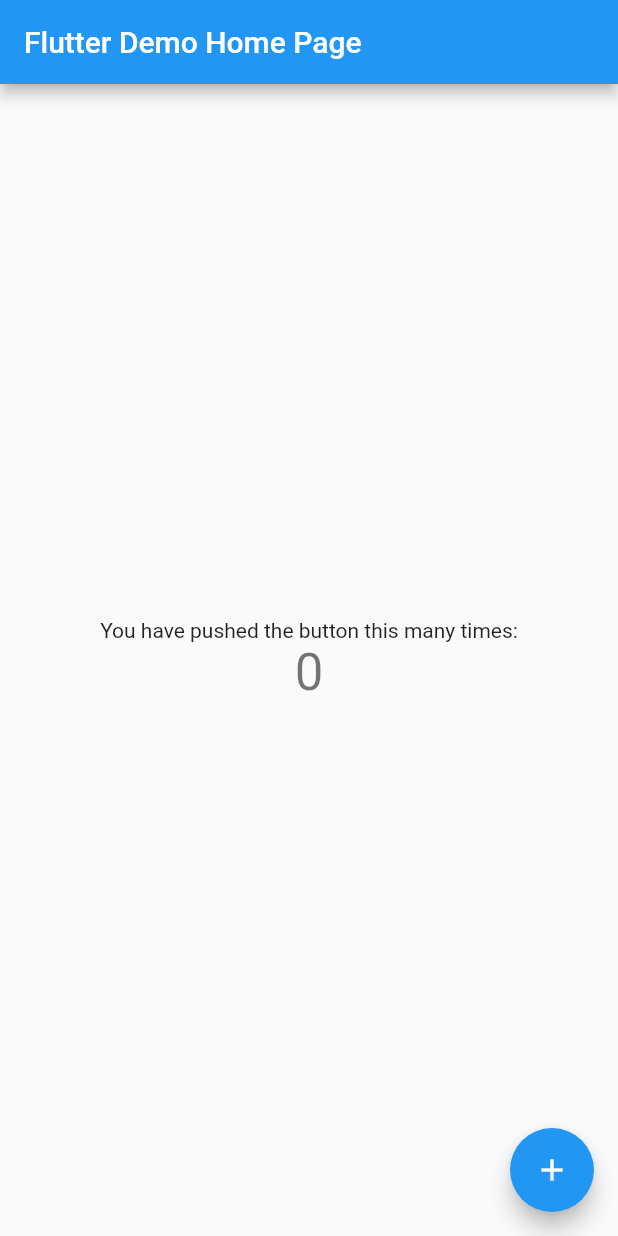
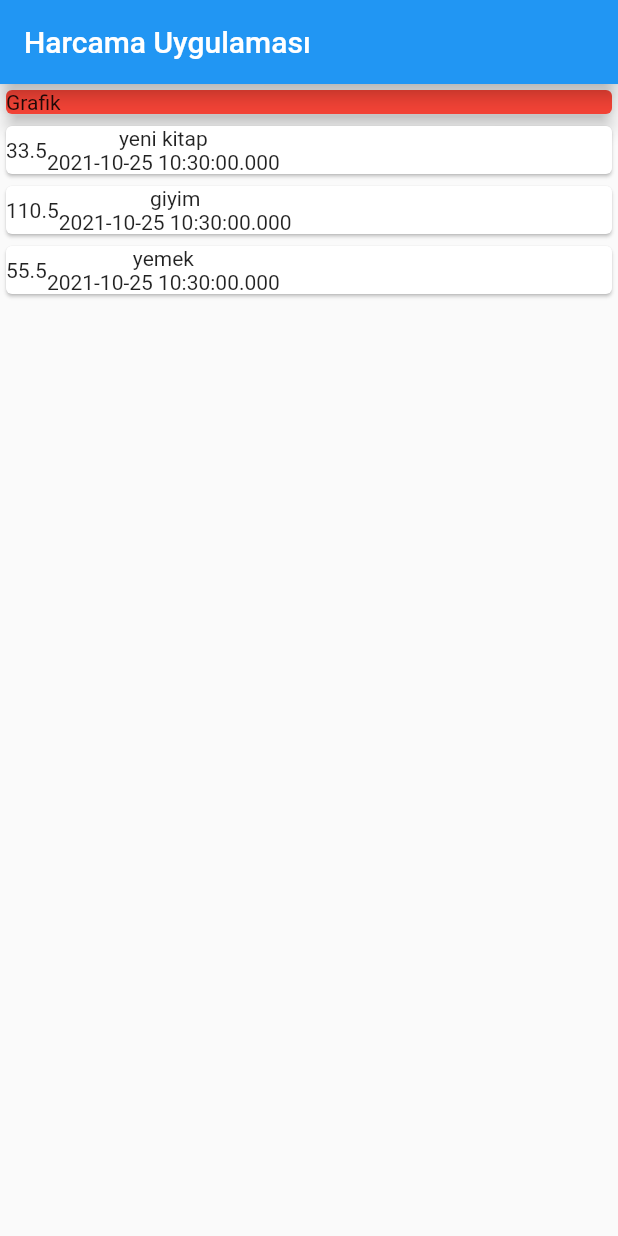
Before and after one commit to emreors/harcama_gelir_gider, a Flutter app: the screen it shows after launch, on a phone screen of 412 x 824 dp. Run offline on Flutter 3.47's test engine with Material 2 defaults, Android fonts, the phone set to English and light mode, and no system bars.

Commit message:
Ara yüz düzenleme

```diff
--- /dev/null
+++ b/lib/kalem.dart
@@ -0,0 +1,12 @@
+class Kalem {
+  final String id;
+  final String baslik;
+  final double miktar;
+  final DateTime tarih;
+  Kalem({
+    required this.id,
+    required this.baslik,
+    required this.miktar,
+    required this.tarih,
+  });
+}
--- a/lib/main.dart
+++ b/lib/main.dart
@@ -1,4 +1,6 @@
 import 'package:flutter/material.dart';
+import 'package:harcama_gelir_gider/kalem.dart';
+import './kalem.dart';
 
 void main() {
   runApp(const MyApp());
@@ -7,109 +9,79 @@
 class MyApp extends StatelessWidget {
   const MyApp({Key? key}) : super(key: key);
 
-  // This widget is the root of your application.
   @override
   Widget build(BuildContext context) {
     return MaterialApp(
       title: 'Flutter Demo',
-      theme: ThemeData(
-        // This is the theme of your application.
-        //
-        // Try running your application with "flutter run". You'll see the
-        // application has a blue toolbar. Then, without quitting the app, try
-        // changing the primarySwatch below to Colors.green and then invoke
-        // "hot reload" (press "r" in the console where you ran "flutter run",
-        // or simply save your changes to "hot reload" in a Flutter IDE).
-        // Notice that the counter didn't reset back to zero; the application
-        // is not restarted.
-        primarySwatch: Colors.blue,
-      ),
-      home: const MyHomePage(title: 'Flutter Demo Home Page'),
+      home: MyHomePage(),
     );
   }
 }
 
-class MyHomePage extends StatefulWidget {
-  const MyHomePage({Key? key, required this.title}) : super(key: key);
-
-  // This widget is the home page of your application. It is stateful, meaning
-  // that it has a State object (defined below) that contains fields that affect
-  // how it looks.
-
-  // This class is the configuration for the state. It holds the values (in this
-  // case the title) provided by the parent (in this case the App widget) and
-  // used by the build method of the State. Fields in a Widget subclass are
-  // always marked "final".
-
-  final String title;
-
-  @override
-  State<MyHomePage> createState() => _MyHomePageState();
-}
-
-class _MyHomePageState extends State<MyHomePage> {
-  int _counter = 0;
-
-  void _incrementCounter() {
-    setState(() {
-      // This call to setState tells the Flutter framework that something has
-      // changed in this State, which causes it to rerun the build method below
-      // so that the display can reflect the updated values. If we changed
-      // _counter without calling setState(), then the build method would not be
-      // called again, and so nothing would appear to happen.
-      _counter++;
-    });
-  }
+class MyHomePage extends StatelessWidget {
+  final List<Kalem> kalemler = [
+    Kalem(
+      id: 'k1',
+      baslik: 'yeni kitap',
+      miktar: 33.5,
+      tarih: DateTime.now(),
+    ),
+    Kalem(
+      id: 'k2',
+      baslik: 'giyim',
+      miktar: 110.5,
+      tarih: DateTime.now(),
+    ),
+    Kalem(
+      id: 'k3',
+      baslik: 'yemek',
+      miktar: 55.5,
+      tarih: DateTime.now(),
+    ),
+  ];
 
   @override
   Widget build(BuildContext context) {
-    // This method is rerun every time setState is called, for instance as done
-    // by the _incrementCounter method above.
-    //
-    // The Flutter framework has been optimized to make rerunning build methods
-    // fast, so that you can just rebuild anything that needs updating rather
-    // than having to individually change instances of widgets.
     return Scaffold(
-      appBar: AppBar(
-        // Here we take the value from the MyHomePage object that was created by
-        // the App.build method, and use it to set our appbar title.
-        title: Text(widget.title),
-      ),
-      body: Center(
-        // Center is a layout widget. It takes a single child and positions it
-        // in the middle of the parent.
-        child: Column(
-          // Column is also a layout widget. It takes a list of children and
-          // arranges them vertically. By default, it sizes itself to fit its
-          // children horizontally, and tries to be as tall as its parent.
-          //
-          // Invoke "debug painting" (press "p" in the console, choose the
-          // "Toggle Debug Paint" action from the Flutter Inspector in Android
-          // Studio, or the "Toggle Debug Paint" command in Visual Studio Code)
-          // to see the wireframe for each widget.
-          //
-          // Column has various properties to control how it sizes itself and
-          // how it positions its children. Here we use mainAxisAlignment to
-          // center the children vertically; the main axis here is the vertical
-          // axis because Columns are vertical (the cross axis would be
-          // horizontal).
-          mainAxisAlignment: MainAxisAlignment.center,
-          children: <Widget>[
-            const Text(
-              'You have pushed the button this many times:',
+      appBar: AppBar(elevation: 5, title: const Text('Harcama Uygulaması')),
+      body: Column(
+          mainAxisAlignment: MainAxisAlignment.start,
+          crossAxisAlignment: CrossAxisAlignment.center,
+          children: [
+            const SizedBox(
+              width: double.infinity,
+              child: Card(
+                color: Colors.red,
+                child: Text('Grafik'),
+                elevation: 5,
+              ),
             ),
-            Text(
-              '$_counter',
-              style: Theme.of(context).textTheme.headline4,
+
+            //Kalemleri göstermek
+            Column(
+              children: kalemler.map((klm) {
+                return Card(
+                  child: Row(
+                    children: [
+                      Container(
+                        child: Text(
+                          klm.miktar.toString(),
+                        ),
+                      ),
+                      Column(
+                        children: [
+                          Text(klm.baslik),
+                          Text(
+                            klm.tarih.toString(),
+                          ),
+                        ],
+                      ),
+                    ],
+                  ),
+                );
+              }).toList(),
             ),
-          ],
-        ),
-      ),
-      floatingActionButton: FloatingActionButton(
-        onPressed: _incrementCounter,
-        tooltip: 'Increment',
-        child: const Icon(Icons.add),
-      ), // This trailing comma makes auto-formatting nicer for build methods.
+          ]),
     );
   }
 }
```
